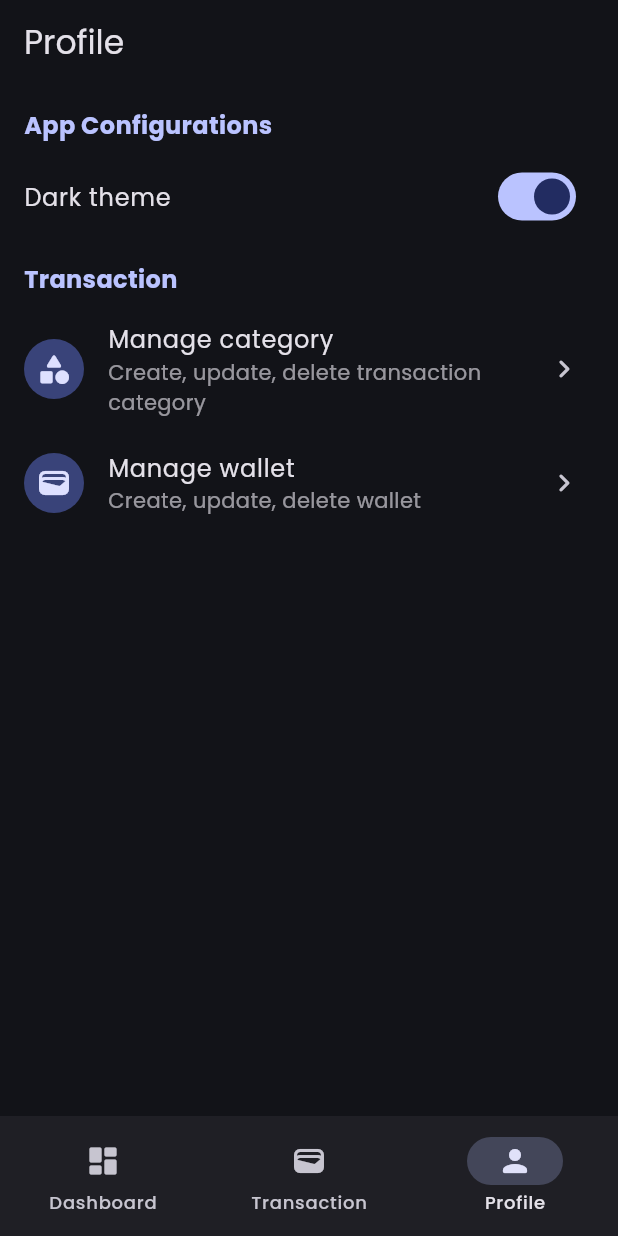
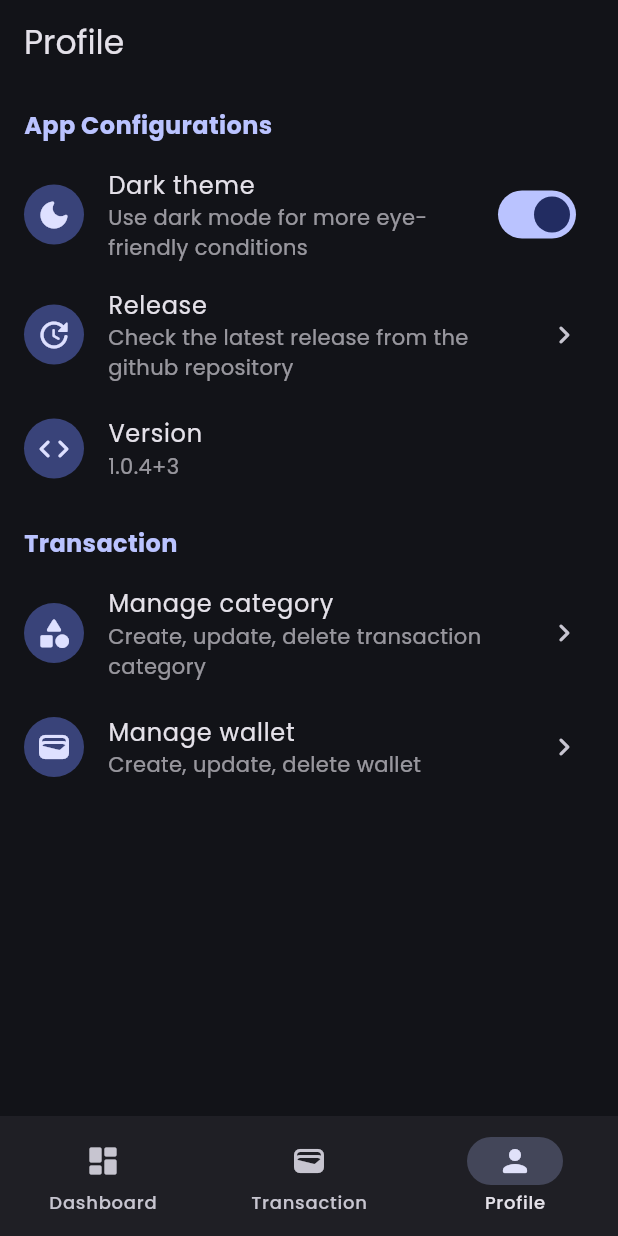
Before and after one commit to rizalanggoro/work-it, a Flutter app: the screen it shows after launch, item 3 of the bottom bar chosen, after a tap on "Dark theme", on a phone screen of 412 x 824 dp. Run offline on Flutter 3.47's test engine with Material 2 defaults, Android fonts, the light colour scheme and no system bars; our stand-ins replace get, get_storage, google_fonts, isar, package_info_plus; accounts and stored records are empty; generated files the repository leaves out were written again.

Commit message:
[add] check release & app version

```diff
--- a/lib/main.dart
+++ b/lib/main.dart
@@ -6,6 +6,7 @@ import 'package:work_it/app/bindings/initial.dart';
 import 'package:work_it/app/routes.dart';
 
 void main() async {
+  WidgetsFlutterBinding.ensureInitialized();
   await GetStorage.init();
 
   runApp(const MyApp());
--- a/lib/ui/pages/home/modules/profile/controller.dart
+++ b/lib/ui/pages/home/modules/profile/controller.dart
@@ -1,4 +1,6 @@
 import 'package:get/get.dart';
+import 'package:package_info_plus/package_info_plus.dart';
+import 'package:url_launcher/url_launcher_string.dart';
 import 'package:work_it/app/routes.dart';
 import 'package:work_it/app/services/theme.dart';
 
@@ -9,10 +11,30 @@ class HomeProfileController extends GetxController {
     required this.themeService,
   });
 
+  final RxString version = RxString('-');
+
+  @override
+  void onInit() {
+    super.onInit();
+
+    _getAppVersion();
+  }
+
+  void _getAppVersion() async {
+    PackageInfo packageInfo = await PackageInfo.fromPlatform();
+    version.value = '${packageInfo.version}+${packageInfo.buildNumber}';
+  }
+
   void toManageTransactionCategory() =>
       Get.toNamed(Routes.manageTransactionCategory);
 
   void toManageWallet() => Get.toNamed(Routes.manageWallet);
 
+  void toCheckRelease() async {
+    await launchUrlString(
+      'https://github.com/rizalanggoro/work-it/releases',
+    );
+  }
+
   void switchBrightness() => themeService.switchTheme();
 }
--- a/lib/ui/pages/home/modules/profile/view.dart
+++ b/lib/ui/pages/home/modules/profile/view.dart
@@ -36,10 +36,19 @@ class HomeProfileView extends GetView<HomeProfileController> {
             ),
             ListTile(
               onTap: () => controller.switchBrightness(),
+              leading: const CircleAvatar(
+                child: Icon(Icons.dark_mode_rounded),
+              ),
               title: Text(
                 'Dark theme',
                 style: TextStyle(
                   color: colorScheme.onBackground,
+                ),
+              ),
+              subtitle: Text(
+                'Use dark mode for more eye-friendly conditions',
+                style: TextStyle(
+                  color: colorScheme.onBackground.withOpacity(.64),
                 ),
               ),
               trailing: ObxValue(
@@ -48,6 +57,45 @@ class HomeProfileView extends GetView<HomeProfileController> {
                   onChanged: (value) => controller.switchBrightness(),
                 ),
                 controller.themeService.darkMode,
+              ),
+            ),
+            ListTile(
+              onTap: () => controller.toCheckRelease(),
+              leading: const CircleAvatar(
+                child: Icon(Icons.update_rounded),
+              ),
+              title: Text(
+                'Release',
+                style: TextStyle(
+                  color: colorScheme.onBackground,
+                ),
+              ),
+              subtitle: Text(
+                'Check the latest release from the github repository',
+                style: TextStyle(
+                  color: colorScheme.onBackground.withOpacity(.64),
+                ),
+              ),
+              trailing: const Icon(Icons.chevron_right_rounded),
+            ),
+            ListTile(
+              leading: const CircleAvatar(
+                child: Icon(Icons.code_rounded),
+              ),
+              title: Text(
+                'Version',
+                style: TextStyle(
+                  color: colorScheme.onBackground,
+                ),
+              ),
+              subtitle: ObxValue(
+                (version) => Text(
+                  version.value,
+                  style: TextStyle(
+                    color: colorScheme.onBackground.withOpacity(.64),
+                  ),
+                ),
+                controller.version,
               ),
             ),
 
--- a/pubspec.yaml
+++ b/pubspec.yaml
@@ -2,7 +2,7 @@ name: work_it
 description: A new Flutter project.
 publish_to: 'none'
 
-version: 1.0.2+2
+version: 1.0.4+3
 
 scripts:
   collection: "flutter pub run build_runner build"
@@ -24,6 +24,8 @@ dependencies:
   intl: ^0.18.0
   isar: ^3.0.5
   isar_flutter_libs: ^3.0.5
+  package_info_plus: ^3.0.2
+  url_launcher: ^6.1.9
 
 dev_dependencies:
   flutter_test:
```
Also changed, not shown: pubspec.lock, 5 other files.
